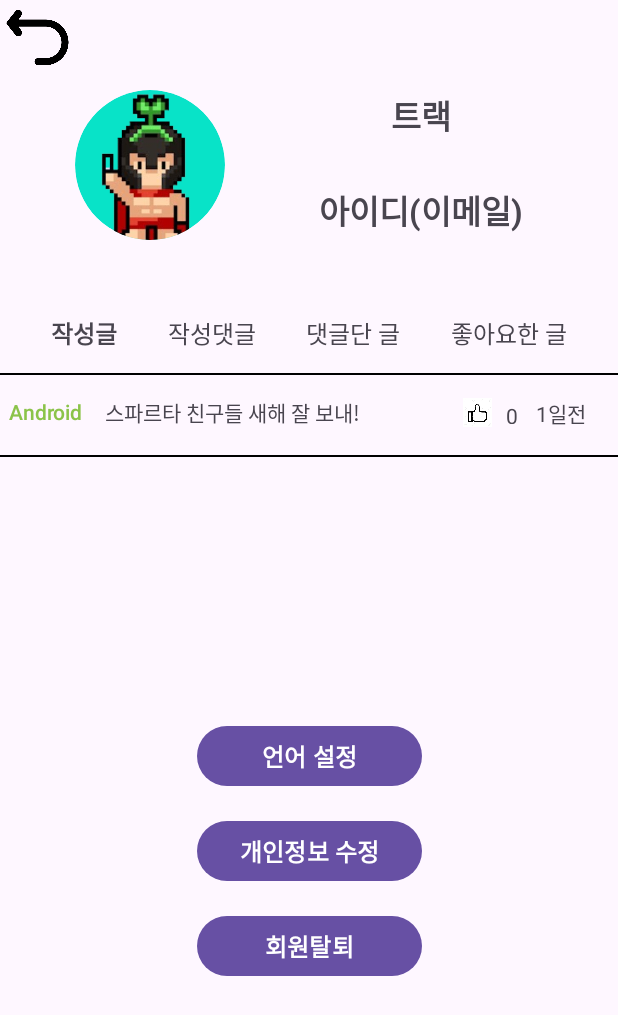
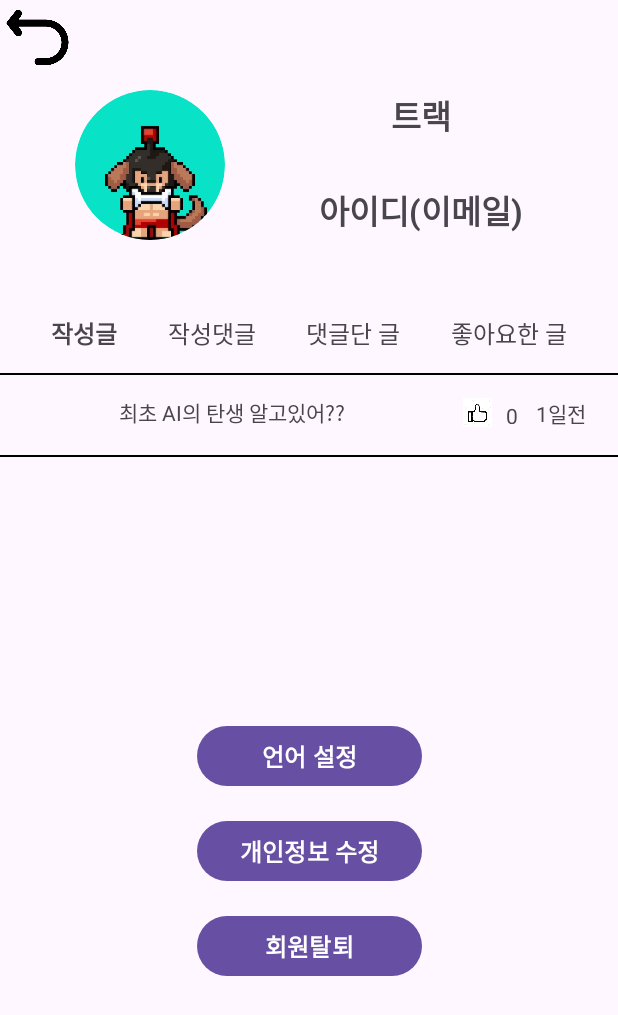
Before and after one commit to jericho31/appbasic-SNS-teamproj, an Android app: the MyPageActivity screen opened directly, with no data from a screen before it, on a phone screen of 412 x 824 dp. Shown: the top 1015 px of the screen. Run offline under Robolectric (Android 15) with nearby library versions, the phone set to English and light mode, and no system bars; Roboto replaces fonts that are not available here.

Commit message:
트랙 객체 추가 & 트랙 상호작용 추가

```diff
--- a/appbasicSNSteamproj/app/src/main/java/com/example/appbasic_sns_teamproj/MyPageActivity.kt
+++ b/appbasicSNSteamproj/app/src/main/java/com/example/appbasic_sns_teamproj/MyPageActivity.kt
@@ -14,6 +14,8 @@ import androidx.core.content.res.ResourcesCompat
 class MyPageActivity : AppCompatActivity() {
     private val tvId:TextView by lazy { findViewById<TextView>(R.id.txt_id) }
     private val tvTrack:TextView by lazy { findViewById<TextView>(R.id.txt_track) }
+    private lateinit var tvTrackName: TextView
+    private lateinit var tvWritting: TextView
 
     @SuppressLint("SetTextI18n")
     override fun onCreate(savedInstanceState: Bundle?) {
@@ -29,24 +31,26 @@ class MyPageActivity : AppCompatActivity() {
             tvTrack.text = "트랙 : " + (CurrentUser.user?.track ?: "not signed in")
         }
 
-        // 프로필사진 분류 (생각해보니 이걸 굳이 여기서 랜덤을 줄 필요가 없네)
-//        val iv_profil = findViewById<ImageView>(R.id.iv_profil)
-//        val image = when ((1..3).random()) {
-//            1 -> R.drawable.sparta
-//            2 -> R.drawable.sparta2
-//            else -> R.drawable.sparta3
-//        }
-//        iv_profil.setImageDrawable(ResourcesCompat.getDrawable(resources, image, null))
+        // 프로필사진 분류
+        val ivProfil = findViewById<ImageView>(R.id.iv_profil)
+        val image = when (CurrentUser.user?.track) {
+            "Android" -> R.drawable.sparta
+            "iOS" -> R.drawable.sparta2
+            else -> R.drawable.sparta3
+        }
+        ivProfil.setImageDrawable(ResourcesCompat.getDrawable(resources, image, null))
 
-        // 자신의 트랙에 따라서 보여지는 트랙과 게시글 제목 분류 (그런데 이걸 트랙을 받을 방법이 없어서 보류)
-//        val tv_trackName = findViewById<TextView>(R.id.txt_apptrack)
-//        val tv_writting = findViewById<TextView>(R.id.txt_writing)
-//        tv_trackName.text = intent.getStringExtra("track")
-//        tv_writting.text = when(intent.getStringExtra("track")) {
-//            android -> "스파르타 친구들 새해 잘 보내!"
-//            ios -> "코딩 너무 어려워.."
-//            else -> "UNITY 팁 몇가지 알려줄게!"
-//        }
+        // 자신의 트랙에 따라서 보여지는 트랙과 게시글 제목 분류
+        tvTrackName = findViewById(R.id.txt_apptrack)
+        tvTrackName.text = CurrentUser.user?.track
+
+        tvWritting = findViewById(R.id.txt_writing)
+        tvWritting.text = when(CurrentUser.user?.track) {
+            "Android" -> "스파르타 친구들 새해 잘 보내!"
+            "iOS" -> "코딩 너무 어려워.."
+            "Unity" -> "UNITY 팁 몇가지 알려줄게!"
+            else -> "최초 AI의 탄생 알고있어??"
+        }
 
         // 버튼 클릭
         val btnLanguageSetting = findViewById<Button>(R.id.btn_languageSetting)
```
